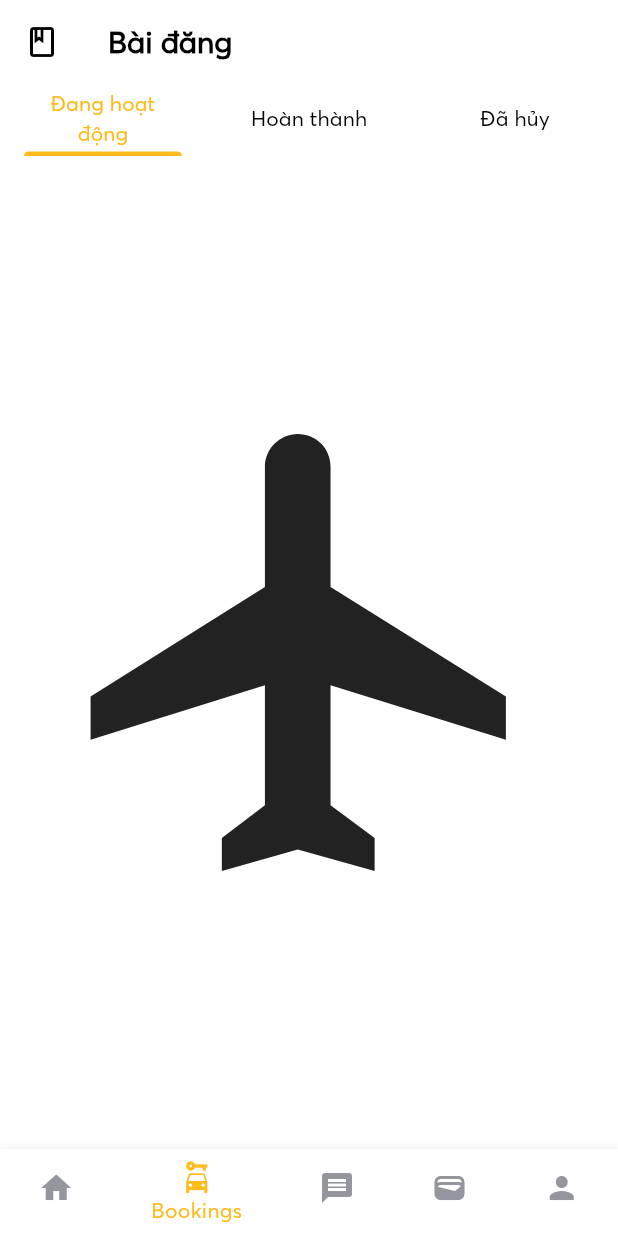
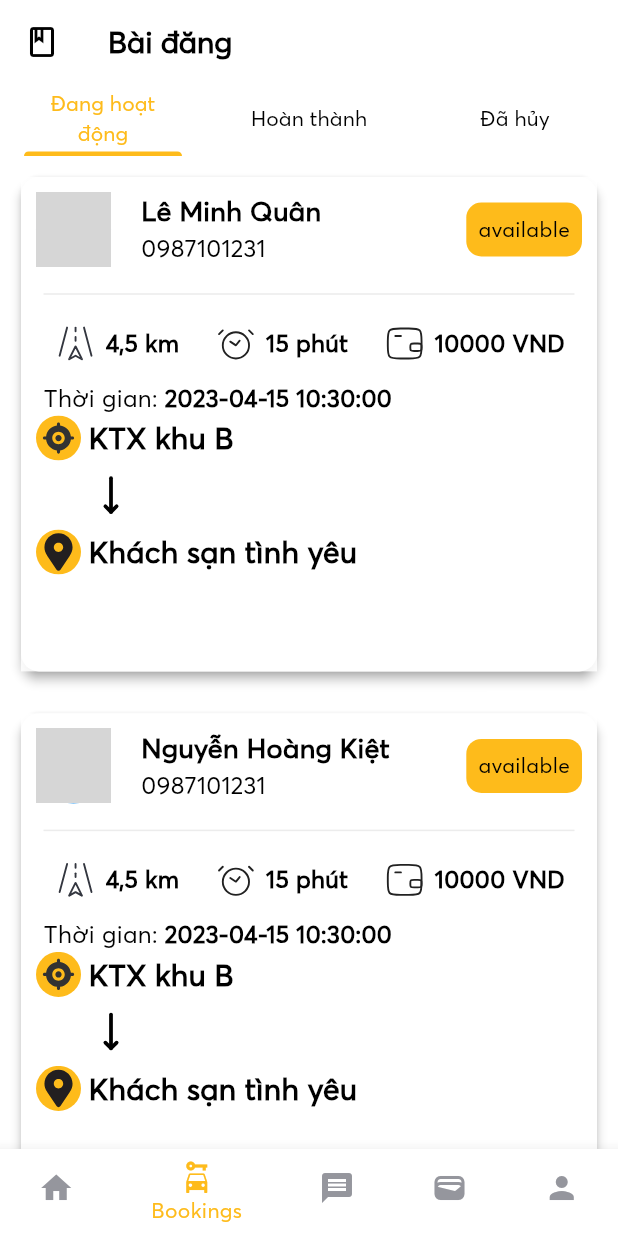
Before and after one commit to quanminh251102/together_we_go, a Flutter app: the HomePageView screen opened directly with empty values, item 2 of the bottom bar chosen, on a phone screen of 412 x 824 dp. Run offline on Flutter 3.47's test engine with Material 2 defaults, Android fonts, the light colour scheme and no system bars; our stand-ins replace auto_route, bloc, equatable, flutter_bloc, flutter_neumorphic, flutter_svg and 3 more; missing offline and left inert: cloudinary, flutter_custom_cards; network calls fail; grey boxes are pictures that could not be loaded.

Commit message:
Add ListBooking and Cubit but no function

```diff
--- a/lib/main.dart
+++ b/lib/main.dart
@@ -1,5 +1,6 @@
 import 'package:flutter/material.dart';
 import 'package:flutter_bloc/flutter_bloc.dart';
+import 'src/presentation/cubits/booking/cubit/booking_cubit.dart';
 import 'src/presentation/cubits/chat/chat_rooms_cubit.dart';
 import 'package:together_we_go/src/presentation/cubits/home_page/home_page_cubit.dart';
 import 'src/presentation/cubits/signin/signin_cubit.dart';
@@ -22,6 +23,7 @@ class MyApp extends StatelessWidget {
         BlocProvider(create: (context) => MessageCubit()),
         BlocProvider(create: (context) => ChatRoomsCubit()),
         BlocProvider(create: (context) => HomePageCubit()),
+        BlocProvider(create: (context) => BookingCubit())
       ],
       child: MaterialApp.router(
         theme: AppTheme.light,
--- a/lib/src/config/url/config.dart
+++ b/lib/src/config/url/config.dart
@@ -1,7 +1,7 @@
 /*
   DEPLOY
 */
-const baseUrl = "http://192.168.1.20:8080";
+const baseUrl = "http://192.168.1.39:8080";
 
 const urlLogin = '$baseUrl/api/auth/login'; // post
 
--- a/lib/src/presentation/cubits/booking/cubit/booking_cubit.dart
+++ b/lib/src/presentation/cubits/booking/cubit/booking_cubit.dart
@@ -5,4 +5,7 @@ part 'booking_state.dart';
 
 class BookingCubit extends Cubit<BookingState> {
   BookingCubit() : super(BookingInitial());
+  void getListBooking() async {
+    emit(BookingLoaded());
+  }
 }
--- a/lib/src/presentation/cubits/booking/cubit/booking_state.dart
+++ b/lib/src/presentation/cubits/booking/cubit/booking_state.dart
@@ -8,3 +8,9 @@ abstract class BookingState extends Equatable {
 }
 
 class BookingInitial extends BookingState {}
+
+class BookingLoading extends BookingState {}
+
+class BookingLoaded extends BookingState {}
+
+class BookingError extends BookingState {}
--- /dev/null
+++ b/lib/src/presentation/models/booking.dart
@@ -0,0 +1,70 @@
+// ignore_for_file: public_member_api_docs, sort_constructors_first
+class Booking {
+  String authorId;
+  String authorName;
+  String authorAvatar;
+  String price;
+  final String bookingType; //
+  final DateTime time;
+  final String contact;
+  final String content;
+  final String startPoint;
+  final String endPoint;
+  final String status;
+  Booking({
+    required this.authorId,
+    required this.authorName,
+    required this.authorAvatar,
+    required this.price,
+    required this.bookingType,
+    required this.time,
+    required this.contact,
+    required this.content,
+    required this.startPoint,
+    required this.endPoint,
+    required this.status,
+  });
+  static toBooking(Map<String, dynamic> map) {
+    return Booking(
+        status: map["status"],
+        authorId: map["authorId"],
+        authorName: map["authorName"],
+        price: map["price"],
+        authorAvatar: map["authorAvatar"],
+        bookingType: map["bookingType"],
+        time: map["time"],
+        contact: map["contact"],
+        content: map["content"],
+        startPoint: map["startPoint"],
+        endPoint: map["endPoint"]);
+  }
+
+  static List<Booking> list = [
+    Booking(
+        authorId: '123',
+        authorName: 'Lê Minh Quân',
+        authorAvatar:
+            'https://hinhnen4k.com/wp-content/uploads/2023/02/anh-gai-xinh-vn-2.jpg',
+        bookingType: 'Tìm người chở',
+        price: '10000',
+        time: DateTime.now(),
+        contact: '0987101231',
+        content: 'Tìm người yêu để chở em đi chơi',
+        startPoint: 'KTX khu B',
+        endPoint: 'Khách sạn tình yêu',
+        status: 'available'),
+    Booking(
+        authorId: '1234',
+        authorName: 'Nguyễn Hoàng Kiệt',
+        authorAvatar:
+            'https://hinhnen4k.com/wp-content/uploads/2023/02/anh-gai-xinh-vn-2.jpg',
+        bookingType: 'Tìm người chở',
+        price: '10000',
+        time: DateTime.now(),
+        contact: '0987101231',
+        content: 'Tìm người yêu để chở em đi chơi',
+        startPoint: 'KTX khu B',
+        endPoint: 'Khách sạn tình yêu',
+        status: 'available'),
+  ];
+}
--- a/lib/src/presentation/views/booking/booking_page.dart
+++ b/lib/src/presentation/views/booking/booking_page.dart
@@ -1,6 +1,11 @@
 import 'package:flutter/cupertino.dart';
 import 'package:flutter/material.dart';
+import 'package:flutter_bloc/flutter_bloc.dart';
 import 'package:flutter_svg/svg.dart';
+
+import '../../cubits/booking/cubit/booking_cubit.dart';
+import '../../models/booking.dart';
+import 'widget/list_booking.dart';
 
 class BookingPage extends StatefulWidget {
   final TabController tabController;
@@ -11,21 +16,43 @@ class BookingPage extends StatefulWidget {
 }
 
 class _BookingPageState extends State<BookingPage> {
+  List<Booking> bookings = Booking.list;
   @override
   void initState() {
     // TODO: implement initState
     super.initState();
+    BlocProvider.of<BookingCubit>(context).getListBooking();
   }
 
   @override
   Widget build(BuildContext context) {
+    return BlocConsumer<BookingCubit, BookingState>(
+      listener: (context, state) {
+        if (state is BookingError) {
+          ScaffoldMessenger.of(context).showSnackBar(
+            const SnackBar(
+              content: Text('Error in Booking '),
+            ),
+          );
+        }
+      },
+      builder: (context, state) {
+        if (state is BookingLoading) {
+          return const Center(
+            child: CircularProgressIndicator(),
+          );
+        } else {
+          if (state is BookingInitial) {
+            return const Center(child: Text('Danh sách trống'));
+          } else {
+            {
               return Column(
                 children: [
                   Expanded(
                     child: TabBarView(
                       controller: widget.tabController,
                       children: <Widget>[
-              Icon(Icons.flight, size: 350),
+                        ListBooking(bookings: bookings),
                         Icon(Icons.directions_transit, size: 350),
                         Icon(Icons.directions_car, size: 350),
                       ],
@@ -35,3 +62,8 @@ class _BookingPageState extends State<BookingPage> {
               );
             }
           }
+        }
+      },
+    );
+  }
+}
--- /dev/null
+++ b/lib/src/presentation/views/booking/widget/list_booking.dart
@@ -0,0 +1,32 @@
+// ignore_for_file: public_member_api_docs, sort_constructors_first
+import 'package:flutter/material.dart';
+import 'package:flutter/src/widgets/framework.dart';
+import 'package:flutter/src/widgets/placeholder.dart';
+
+import '../../../models/booking.dart';
+import 'list_booking_item.dart';
+
+class ListBooking extends StatefulWidget {
+  final List<Booking> bookings;
+  const ListBooking({
+    Key? key,
+    required this.bookings,
+  }) : super(key: key);
+
+  @override
+  State<ListBooking> createState() => _ListBookingState();
+}
+
+class _ListBookingState extends State<ListBooking> {
+  @override
+  Widget build(BuildContext context) {
+    return ListView.builder(
+      itemBuilder: (ctx, index) {
+        return ListBookingItem(
+          booking: widget.bookings[index],
+        );
+      },
+      itemCount: widget.bookings.length,
+    );
+  }
+}
--- /dev/null
+++ b/lib/src/presentation/views/booking/widget/list_booking_item.dart
@@ -0,0 +1,213 @@
+import 'package:flutter/material.dart';
+import 'package:flutter_svg/svg.dart';
+import 'package:intl/intl.dart';
+
+import '../../../../utils/constants/colors.dart';
+import '../../../models/booking.dart';
+
+class ListBookingItem extends StatefulWidget {
+  final Booking booking;
+  const ListBookingItem({super.key, required this.booking});
+
+  @override
+  State<ListBookingItem> createState() => _ListBookingItemState();
+}
+
+class _ListBookingItemState extends State<ListBookingItem> {
+  @override
+  Widget build(BuildContext context) {
+    final size = MediaQuery.of(context).size;
+    final date = DateFormat('yyyy-MM-dd hh:mm:ss').format(widget.booking.time);
+    return Padding(
+      padding: const EdgeInsets.symmetric(vertical: 10.0, horizontal: 10),
+      child: Card(
+        elevation: 3,
+        shadowColor: Colors.grey,
+        child: Container(
+          color: Colors.white.withOpacity(0.85),
+          height: size.height * 0.4,
+          child: Padding(
+            padding: const EdgeInsets.symmetric(horizontal: 10.0, vertical: 10),
+            child: Column(
+              children: [
+                Padding(
+                  padding: const EdgeInsets.only(bottom: 10.0),
+                  child: Row(children: [
+                    Padding(
+                      padding: const EdgeInsets.only(right: 20.0),
+                      child: SizedBox(
+                        height: 50,
+                        width: 50,
+                        child: CircleAvatar(
+                            radius: 25,
+                            backgroundImage:
+                                NetworkImage(widget.booking.authorAvatar)),
+                      ),
+                    ),
+                    Column(
+                      crossAxisAlignment: CrossAxisAlignment.start,
+                      mainAxisAlignment: MainAxisAlignment.center,
+                      children: [
+                        Text(
+                          widget.booking.authorName,
+                          style: const TextStyle(
+                              fontSize: 18, fontWeight: FontWeight.bold),
+                        ),
+                        Text(
+                          widget.booking.contact,
+                          style: const TextStyle(
+                              fontSize: 16, fontWeight: FontWeight.w400),
+                        ),
+                      ],
+                    ),
+                    const Spacer(),
+                    Container(
+                        decoration: BoxDecoration(
+                            borderRadius: BorderRadius.circular(10),
+                            color: widget.booking.status == 'available'
+                                ? AppColors.primaryColor
+                                : widget.booking.status == 'complete'
+                                    ? Colors.green
+                                    : Colors.red),
+                        child: Padding(
+                          padding: const EdgeInsets.all(8.0),
+                          child: Text(widget.booking.status),
+                        ))
+                  ]),
+                ),
+                Padding(
+                  padding: const EdgeInsets.symmetric(
+                    horizontal: 5.0,
+                  ),
+                  child: Divider(
+                    color: Colors.grey.withOpacity(0.2),
+                    thickness: 1,
+                  ),
+                ),
+                Padding(
+                  padding: const EdgeInsets.symmetric(
+                    vertical: 10.0,
+                  ),
+                  child: Row(
+                    mainAxisAlignment: MainAxisAlignment.spaceAround,
+                    children: [
+                      Row(
+                        children: [
+                          SvgPicture.asset(
+                            "assets/svg/distance.svg",
+                            height: 30,
+                          ),
+                          const SizedBox(
+                            width: 5,
+                          ),
+                          const Text(
+                            '4,5 km',
+                            style: TextStyle(
+                                fontSize: 16, fontWeight: FontWeight.bold),
+                          ),
+                        ],
+                      ),
+                      Row(
+                        children: [
+                          SvgPicture.asset(
+                            "assets/svg/clock.svg",
+                            height: 30,
+                          ),
+                          const SizedBox(
+                            width: 5,
+                          ),
+                          const Text(
+                            '15 phút',
+                            style: TextStyle(
+                                fontSize: 16, fontWeight: FontWeight.bold),
+                          ),
+                        ],
+                      ),
+                      Row(
+                        children: [
+                          SvgPicture.asset(
+                            "assets/svg/wallet.svg",
+                            height: 30,
+                          ),
+                          const SizedBox(
+                            width: 5,
+                          ),
+                          Text(
+                            '${widget.booking.price} VND',
+                            style: const TextStyle(
+                                fontSize: 16, fontWeight: FontWeight.bold),
+                          ),
+                        ],
+                      ),
+                    ],
+                  ),
+                ),
+                Padding(
+                  padding: const EdgeInsets.symmetric(horizontal: 5.0),
+                  child: Row(
+                    children: [
+                      const Text(
+                        'Thời gian: ',
+                        style: TextStyle(fontSize: 16),
+                      ),
+                      Text(
+                        date,
+                        style: const TextStyle(
+                            fontSize: 16, fontWeight: FontWeight.bold),
+                      )
+                    ],
+                  ),
+                ),
+                Column(
+                  crossAxisAlignment: CrossAxisAlignment.start,
+                  children: [
+                    Row(
+                      children: [
+                        SvgPicture.asset(
+                          'assets/svg/location-svgrepo-com.svg',
+                          height: 30,
+                        ),
+                        const SizedBox(
+                          width: 5,
+                        ),
+                        Text(
+                          widget.booking.startPoint,
+                          style: const TextStyle(
+                              fontSize: 20, fontWeight: FontWeight.bold),
+                        ),
+                      ],
+                    ),
+                    Padding(
+                      padding: const EdgeInsets.symmetric(vertical: 8.0),
+                      child: SvgPicture.asset(
+                        'assets/svg/downarrow.svg',
+                        height: 30,
+                        width: 100,
+                      ),
+                    ),
+                    Row(
+                      children: [
+                        SvgPicture.asset(
+                          'assets/svg/location.svg',
+                          height: 30,
+                        ),
+                        const SizedBox(
+                          width: 5,
+                        ),
+                        Text(
+                          widget.booking.endPoint,
+                          style: const TextStyle(
+                              fontSize: 20, fontWeight: FontWeight.bold),
+                        ),
+                      ],
+                    )
+                  ],
+                )
+              ],
+            ),
+          ),
+        ),
+      ),
+    );
+  }
+}
--- a/lib/src/presentation/views/homepage.dart
+++ b/lib/src/presentation/views/homepage.dart
@@ -72,8 +72,7 @@ class _HomePageViewState extends State<HomePageView>
                   : _currentIndex == 3
                       ? AppBar()
                       : AppBar(),
-      body: SizedBox(
-        child: _currentIndex == 0
+      body: _currentIndex == 0
           ? Container(
               child: const Center(
                   child: Text(
@@ -94,7 +93,6 @@ class _HomePageViewState extends State<HomePageView>
                           )),
                         )
                       : Container(child: const ProfilePage()),
-      ),
       bottomNavigationBar: BottomNavigationBar(
         selectedItemColor: AppColors.primaryColor,
         unselectedItemColor: AppColors.borderColor,
--- a/pubspec.yaml
+++ b/pubspec.yaml
@@ -63,6 +63,7 @@ dependencies:
   flutter_custom_cards: ^0.2.1
   flutter_neumorphic: ^3.2.0
   http: ^0.13.5
+  intl: ^0.18.0
 
 dev_dependencies:
   flutter_test:
```
Also changed, not shown: assets/svg/clock.svg (added), assets/svg/dashline.svg (added), assets/svg/distance.svg (added), assets/svg/downarrow.svg (added), assets/svg/location-svgrepo-com.svg (added), assets/svg/location.svg (added), assets/svg/rightarrow.svg (added), assets/svg/startlocation.svg (added), assets/svg/wallet.svg (added), pubspec.lock. Lines whose indentation alone changed are shown as unchanged.
